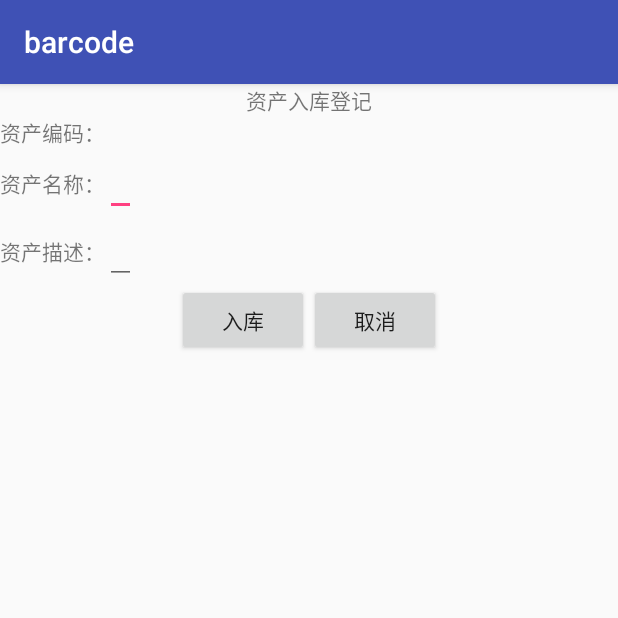
After one commit to zhengzhengshi/BarCode, an Android app: the fragment ImportFragment shown on its own in the app's theme, on a phone screen of 412 x 824 dp, the top half of it. The commit adds this screen. Run offline under Robolectric (Android 15) with nearby library versions, the phone set to English and light mode, and no system bars; 2 statements that could not run were skipped.

Commit message:
[DEV-Android] basic database import  and display info.

```diff
--- a/Android/app/src/main/AndroidManifest.xml
+++ b/Android/app/src/main/AndroidManifest.xml
@@ -11,7 +11,7 @@
         android:roundIcon="@mipmap/ic_launcher_round"
         android:supportsRtl="true"
         android:theme="@style/AppTheme">
-        <activity android:name=".InfoActivity"
+        <activity android:name=".MainActivity"
             android:screenOrientation="portrait">
             <intent-filter>
                 <action android:name="android.intent.action.MAIN" />
--- /dev/null
+++ b/Android/app/src/main/java/com/project/barcode/ImportFragment.java
@@ -0,0 +1,80 @@
+package com.project.barcode;
+
+import android.content.ContentValues;
+import android.os.Bundle;
+import android.support.annotation.NonNull;
+import android.support.annotation.Nullable;
+import android.support.v4.app.Fragment;
+import android.view.LayoutInflater;
+import android.view.View;
+import android.view.ViewGroup;
+import android.widget.Button;
+import android.widget.EditText;
+import android.widget.TextView;
+import android.widget.Toast;
+
+import com.project.barcode.mvp.AssetInfo;
+import com.project.barcode.mvp.Contract;
+import com.project.barcode.mvp.MainPresenter;
+
+public class ImportFragment extends Fragment implements Contract.View {
+    private TextView mAssetCode;
+    private EditText mAssetName;
+    private EditText mAssetDescribe;
+    private Button mImportConfirm;
+    private Button mImportCancel;
+    private MainPresenter mPresenter;
+
+    public static ImportFragment newInstance(long scanCode) {
+        ImportFragment newFragment = new ImportFragment();
+        Bundle bundle = new Bundle();
+        bundle.putLong("scancode", scanCode);
+        newFragment.setArguments(bundle);
+        return newFragment;
+    }
+
+
+    @Override
+    public void setPresenter(Contract.Presenter presenter) {
+        this.mPresenter = (MainPresenter) presenter;
+    }
+
+    @Nullable
+    @Override
+    public View onCreateView(@NonNull LayoutInflater inflater, @Nullable ViewGroup container, @Nullable Bundle savedInstanceState) {
+        View view = inflater.inflate(R.layout.import_fragment, container, false);
+        initView(view);
+        return view;
+    }
+
+    private void initView(View view) {
+        mAssetCode = view.findViewById(R.id.asset_code);
+        mAssetName = view.findViewById(R.id.asset_name);
+        mAssetDescribe = view.findViewById(R.id.asset_describe);
+        mImportConfirm = view.findViewById(R.id.import_confirm);
+        mImportCancel = view.findViewById(R.id.import_cancel);
+        final Long assetCode = getArguments().getLong("scancode");
+        mAssetCode.setText(assetCode.toString());
+        mImportConfirm.setOnClickListener(new View.OnClickListener() {
+            @Override
+            public void onClick(View v) {
+                AssetInfo info = new AssetInfo();
+                info.setAssetCode(assetCode);
+                info.setAssetName(mAssetName.getText().toString());
+                info.setAssetDescribe(mAssetDescribe.getText().toString());
+                mPresenter.insertAssetInfo(info);
+                mPresenter.updateFragment(new ScanFragment());
+                Toast.makeText(getContext(),"入库成功",Toast.LENGTH_SHORT).show();
+            }
+        });
+        mImportCancel.setOnClickListener(new View.OnClickListener() {
+            @Override
+            public void onClick(View v) {
+                mPresenter.updateFragment(new ScanFragment());
+                Toast.makeText(getContext(),"取消入库",Toast.LENGTH_SHORT).show();
+            }
+        });
+    }
+
+
+}
--- /dev/null
+++ b/Android/app/src/main/java/com/project/barcode/mvp/BasePresenter.java
@@ -0,0 +1,4 @@
+package com.project.barcode.mvp;
+
+public interface BasePresenter {
+}
--- /dev/null
+++ b/Android/app/src/main/java/com/project/barcode/mvp/BaseView.java
@@ -0,0 +1,5 @@
+package com.project.barcode.mvp;
+
+public interface BaseView<T> {
+    void setPresenter(T presenter);
+}
--- /dev/null
+++ b/Android/app/src/main/java/com/project/barcode/mvp/Contract.java
@@ -0,0 +1,10 @@
+package com.project.barcode.mvp;
+
+public interface Contract {
+    interface View extends BaseView<Presenter>{
+
+    }
+    interface Presenter extends BasePresenter{
+
+    }
+}
--- /dev/null
+++ b/Android/app/src/main/res/layout/import_fragment.xml
@@ -0,0 +1,76 @@
+<?xml version="1.0" encoding="utf-8"?>
+<LinearLayout xmlns:android="http://schemas.android.com/apk/res/android"
+    android:layout_width="match_parent"
+    android:layout_height="match_parent"
+    android:orientation="vertical">
+
+    <TextView
+        android:layout_width="wrap_content"
+        android:layout_height="wrap_content"
+        android:layout_gravity="center"
+        android:text="资产入库登记" />
+
+    <LinearLayout
+        android:layout_width="wrap_content"
+        android:layout_height="wrap_content"
+        android:orientation="horizontal">
+
+        <TextView
+            android:layout_width="wrap_content"
+            android:layout_height="wrap_content"
+            android:text="资产编码：" />
+
+        <TextView
+            android:id="@+id/asset_code"
+            android:layout_width="wrap_content"
+            android:layout_height="wrap_content" />
+    </LinearLayout>
+
+    <LinearLayout
+        android:layout_width="wrap_content"
+        android:layout_height="wrap_content"
+        android:orientation="horizontal">
+
+        <TextView
+            android:layout_width="wrap_content"
+            android:layout_height="wrap_content"
+            android:text="资产名称：" />
+
+        <EditText
+            android:id="@+id/asset_name"
+            android:layout_width="wrap_content"
+            android:layout_height="wrap_content" />
+    </LinearLayout>
+
+    <LinearLayout
+        android:layout_width="wrap_content"
+        android:layout_height="wrap_content"
+        android:orientation="horizontal">
+
+        <TextView
+            android:layout_width="wrap_content"
+            android:layout_height="wrap_content"
+            android:text="资产描述：" />
+
+        <EditText
+            android:id="@+id/asset_describe"
+            android:layout_width="wrap_content"
+            android:layout_height="wrap_content" />
+    </LinearLayout>
+    <LinearLayout
+        android:layout_width="wrap_content"
+        android:layout_height="wrap_content"
+        android:layout_gravity="center">
+        <Button
+            android:id="@+id/import_confirm"
+            android:layout_width="wrap_content"
+            android:layout_height="wrap_content"
+            android:text="入库"/>
+        <Button
+            android:id="@+id/import_cancel"
+            android:layout_width="wrap_content"
+            android:layout_height="wrap_content"
+            android:text="取消"/>
+    </LinearLayout>
+
+</LinearLayout>
--- a/Android/build.gradle
+++ b/Android/build.gradle
@@ -7,7 +7,7 @@ buildscript {
         jcenter()
     }
     dependencies {
-        classpath 'com.android.tools.build:gradle:3.1.3'
+        classpath 'com.android.tools.build:gradle:3.2.0'
 
 
         // NOTE: Do not place your application dependencies here; they belong
```
Also changed, not shown: Android/app/src/main/java/com/project/barcode/DatabaseHelper.java (added, +26 -0 lines), Android/app/src/main/java/com/project/barcode/InfoActivity.java (deleted, +0 -50 lines), Android/app/src/main/java/com/project/barcode/InfoFragment.java (added, +56 -0 lines), Android/app/src/main/java/com/project/barcode/MainActivity.java (added, +49 -0 lines), Android/app/src/main/java/com/project/barcode/ScanFragment.java (added, +38 -0 lines), Android/app/src/main/java/com/project/barcode/mvp/AssetInfo.java (added, +32 -0 lines), Android/app/src/main/java/com/project/barcode/mvp/MainPresenter.java (added, +94 -0 lines), Android/app/src/main/res/layout/activity_main.xml (added, +15 -0 lines), Android/app/src/main/res/layout/info_fragment.xml (added, +61 -0 lines), Android/app/src/main/res/layout/scan_fragment.xml (renamed from Android/app/src/main/res/layout/activity_info.xml, +0 -13 lines), Android/gradle/wrapper/gradle-wrapper.properties.
